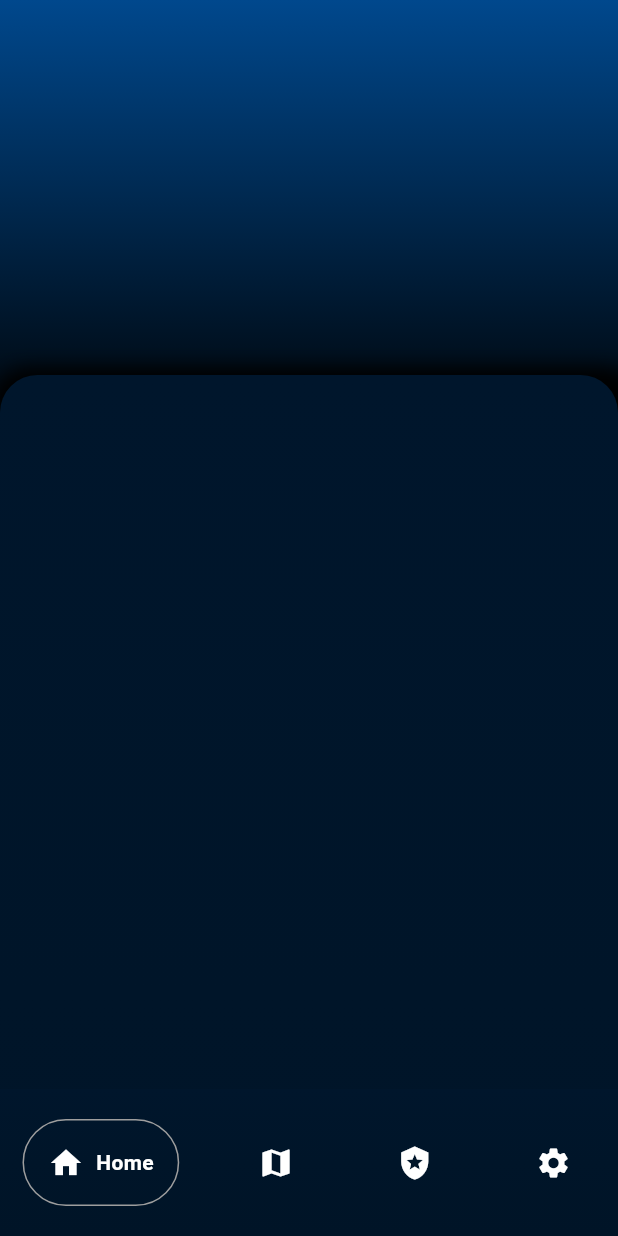
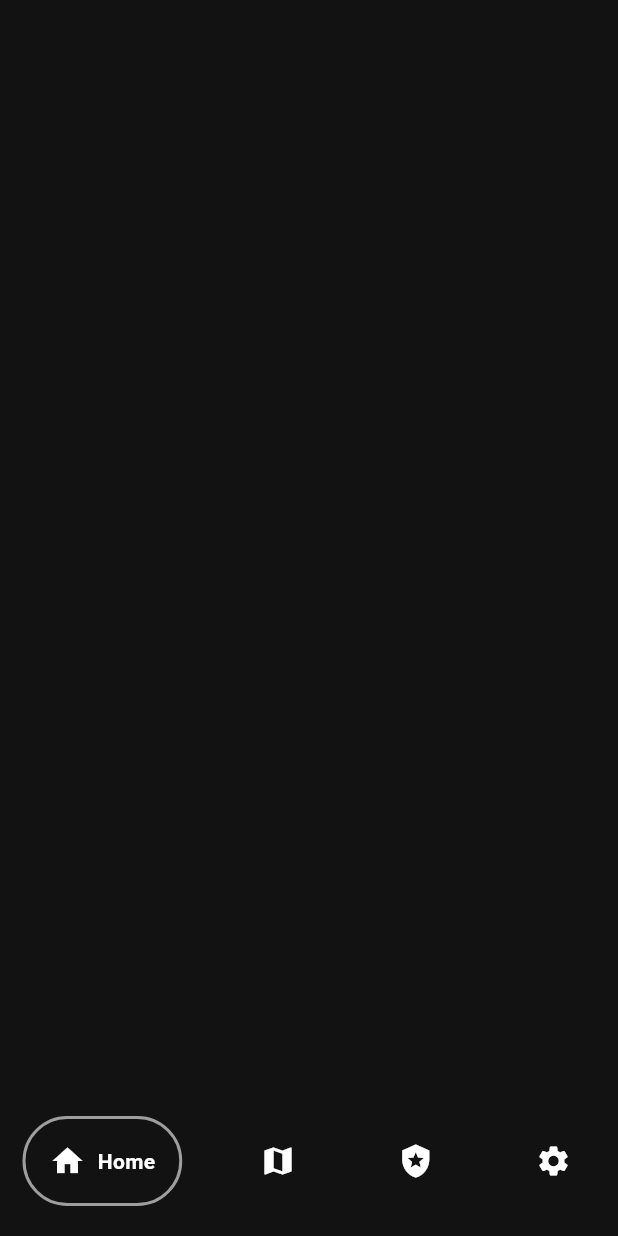
Before and after one commit to ksaii/UTSA-washing-machine-tracker, a Flutter app: the screen it shows after launch, on a phone screen of 412 x 824 dp. Run offline on Flutter 3.47's test engine with Material 3 defaults, Android fonts, the phone set to English and light mode, and no system bars; drawn by our look-alikes of google_nav_bar.

Commit message:
Update main.dart

```diff
--- a/lib/main.dart
+++ b/lib/main.dart
@@ -13,27 +13,73 @@ class MyApp extends StatelessWidget {
   Widget build(BuildContext context) {
     return MaterialApp(
       home: Scaffold(
-        bottomNavigationBar: Container(
-          decoration: const BoxDecoration(
-            gradient: LinearGradient(
-              begin: Alignment.topCenter,
-              end: Alignment.bottomCenter,
-              colors: [
-                Color(0xFF00162C),
-                Color(0xFF001529),
-                Color(0xFF001427),
-              ],
-              stops: [0.0, 0.5, 1.0],
+        body: Stack(
+          children: [
+            // Background gradient
+            Container(
+              decoration: BoxDecoration(
+                color: Color(0xFF121212),
               ),
             ),
-          child: Padding(
+            // This is an idea of the cards for each apartment
+            // Positioned(
+            //   top: 300,
+            //   bottom: 300,
+            //   child: Container(
+            //     width: 350,
+            //     height: 200,
+            //     decoration: BoxDecoration(
+            //         borderRadius: BorderRadius.only(
+            //           topLeft: Radius.circular(25),
+            //           topRight: Radius.circular(25),
+            //         ),
+            //         boxShadow: [
+            //           BoxShadow(
+            //             color: Colors.black,
+            //             offset: const Offset(
+            //               0.0,
+            //               0.0,
+            //             ),
+            //             blurRadius: 10.0,
+            //             spreadRadius: 10.0,
+            //           )
+            //         ],
+            //         gradient: LinearGradient(
+            //           begin: Alignment.bottomLeft,
+            //           end: Alignment.topRight,
+            //           colors: [
+            //             Color(0xFF393939),
+            //             Color(0xFF515151),
+            //             Color(0xFF000000),
+            //           ],
+            //           stops: [0.0, 0.5, 1.0],
+            //         )
+            //     ),
+            //   ),
+            // ),
+            Align(
+              alignment: Alignment.bottomCenter,
+              child: Container(
+                width: MediaQuery.of(context).size.width,
+                height: 100,
+                decoration: BoxDecoration(
+                  color: Color(0xFF121212),
+                ),
+              ),
+            ),
+            // Bottom navigation bar positioned at the bottom of the Stack
+            //     Notes:
+            //       width: MediaQuery.of(context).size.width,
+            //       height: MediaQuery.of(context).size.height,
+            Align(
+              alignment: Alignment.bottomCenter,
+              child: Container(
                 padding: EdgeInsets.symmetric(horizontal: 15.0, vertical: 20),
                 child: GNav(
                   backgroundColor: Colors.transparent,
                   color: Colors.white,
-              // tabBackgroundColor: Colors.indigo.shade900,
-              tabActiveBorder: Border.all(color: Colors.grey, width: 1),
-              rippleColor: Colors.white10,
+                  tabActiveBorder: Border.all(color: Colors.grey, width: 2),
+                  rippleColor: Colors.transparent,
                   activeColor: Colors.white,
                   gap: 8,
                   padding: EdgeInsets.all(16),
@@ -54,78 +100,12 @@ class MyApp extends StatelessWidget {
                       icon: Icons.settings,
                       text: 'Settings',
                     ),
-
                   ],
-            ),
-          ),
-        ),
-
-        body: Stack(
-          children: [
-            Container(
-              decoration: BoxDecoration(
-                  gradient: LinearGradient(
-                    begin: Alignment.topCenter,
-                    end: Alignment.bottomCenter,
-                    colors: [
-                      Color(0xFF001427),
-                      Color(0xFF00488D),
-                      Color(0xFF000000),
-                    ],
-                    stops: [0.0, 0.0, 0.42],
-                  )
-              ),
-            ),
-            Positioned(
-              top: 250,
-              child: Container(
-                width: MediaQuery.sizeOf(context).width,
-                height: MediaQuery.sizeOf(context).height,
-                decoration: BoxDecoration(
-                  borderRadius: BorderRadius.all(Radius.circular(25)),
-                  boxShadow: [
-                    BoxShadow(
-                      color: Colors.black,
-                      offset: const Offset(
-                        5.0,
-                        5.0,
-                      ),
-                      blurRadius: 10.0,
-                      spreadRadius: 10.0,
-                    )
-                  ],
-                  gradient: LinearGradient(
-                    begin: Alignment.topCenter,
-                    end: Alignment.bottomCenter,
-                    colors: [
-                      Color(0xFF00162C),
-                      Color(0xFF001529),
-                      Color(0xFF001427),
-                    ],
-                    stops: [0.0, 0.5, 1.0],
-                  )
                 ),
               ),
             ),
           ],
         ),
-        // body: Container(
-        //   decoration: const BoxDecoration(
-        //     gradient: LinearGradient(
-        //       begin: Alignment.topCenter,
-        //       end: Alignment.bottomCenter,
-        //       colors: [
-        //         Color(0xFF001427),
-        //         Color(0xFF00488D),
-        //         Color(0xFF000000),
-        //       ],
-        //       stops: [0.0, 0.0, 0.42],
-        //     ),
-        //   ),
-        //   child: Center(
-        //     child: Text('data'),
-        //   ),
-        // ),
       ),
     );
   }
```
Lines whose indentation alone changed are shown as unchanged.
